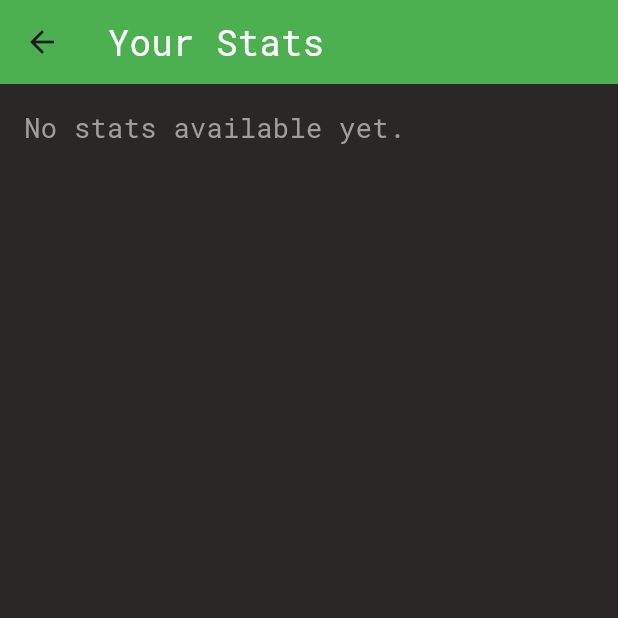
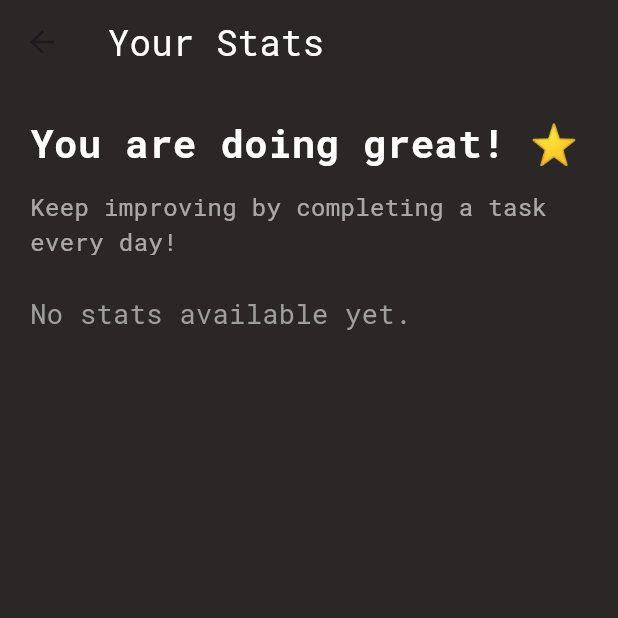
Before and after one commit to temevh/betterbrain, a Flutter app: the StatsScreen screen opened directly with empty values, on a phone screen of 412 x 824 dp, the top half of it. Run offline on Flutter 3.47's test engine with Material 3 defaults, Android fonts, the phone set to English and light mode, and no system bars; our stand-ins replace cloud_firestore, firebase_auth, firebase_core, font_awesome_flutter, google_sign_in, table_calendar; accounts and stored records are empty; generated files the repository leaves out were written again.

Commit message:
added styling to stats page

```diff
--- a/lib/screens/stats_screen.dart
+++ b/lib/screens/stats_screen.dart
@@ -12,13 +12,30 @@ class StatsScreen extends StatelessWidget {
     return Scaffold(
       appBar: AppBar(
         title: const Text("Your Stats"),
-        backgroundColor: Colors.green,
+        backgroundColor: const Color(0xFF2B2726),
       ),
       body: Padding(
-        padding: const EdgeInsets.all(16.0),
+        padding: const EdgeInsets.all(20), // uniform padding
         child: Column(
           crossAxisAlignment: CrossAxisAlignment.start,
           children: [
+            const Text(
+              "You are doing great! ⭐",
+              style: TextStyle(
+                fontSize: 26,
+                fontWeight: FontWeight.bold,
+                color: Colors.white,
+              ),
+            ),
+            const SizedBox(height: 12),
+            const Opacity(
+              opacity: 0.6,
+              child: Text(
+                "Keep improving by completing a task every day!",
+                style: TextStyle(fontSize: 16, color: Colors.white),
+              ),
+            ),
+            const SizedBox(height: 24),
             if (userStats.isEmpty)
               const Text(
                 "No stats available yet.",
@@ -27,15 +44,15 @@ class StatsScreen extends StatelessWidget {
             else
               ...userStats.entries.map(
                 (stat) => Padding(
-                  padding: const EdgeInsets.symmetric(vertical: 8),
+                  padding: const EdgeInsets.symmetric(vertical: 12),
                   child: Row(
                     mainAxisAlignment: MainAxisAlignment.spaceBetween,
                     children: [
-                      CategoryPill(category: stat.key, size: 14),
+                      CategoryPill(category: stat.key, size: 18),
                       Text(
                         stat.value.toStringAsFixed(1),
                         style: TextStyle(
-                          fontSize: 18,
+                          fontSize: 24,
                           color: getCategoryColor(stat.key),
                         ),
                       ),
```
